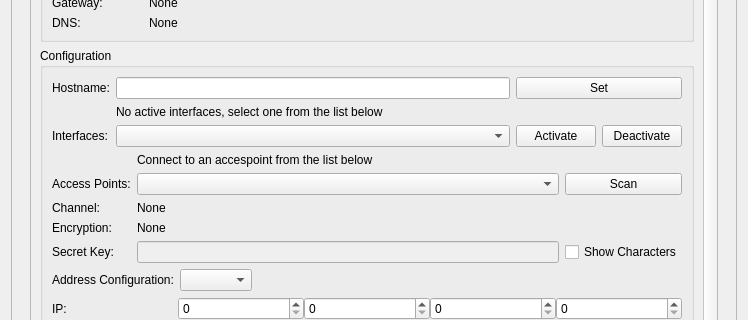
Before: the Qt Designer form src/brickv/plugin_system/plugins/red/ui/red_tab_settings.ui in Tinkerforge/brickv, drawn with Qt 5; both pictures show x 0 to 748 and y 233 to 553 of the 748 by 749 pixel window.
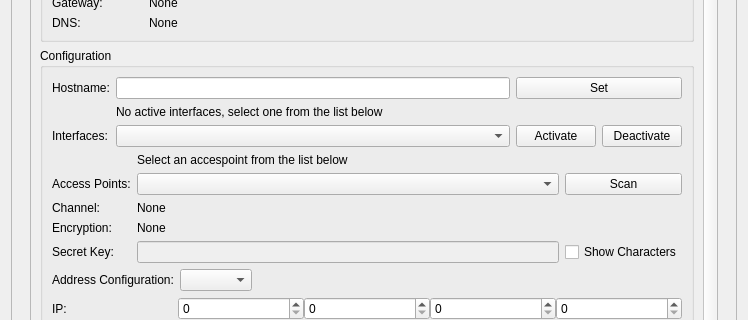
After: the same form once the commit is applied.

Commit message: red-brick: GUI text fix

Diff of the .ui file:
```diff
--- a/src/brickv/plugin_system/plugins/red/ui/red_tab_settings.ui
+++ b/src/brickv/plugin_system/plugins/red/ui/red_tab_settings.ui
@@ -461,7 +461,7 @@
                           <item row="0" column="1" colspan="2">
                            <widget class="QLabel" name="label_ap_none_associated">
                             <property name="text">
-                             <string>Connect to an accespoint from the list below</string>
+                             <string>Select an accespoint from the list below</string>
                             </property>
                            </widget>
                           </item>
```
